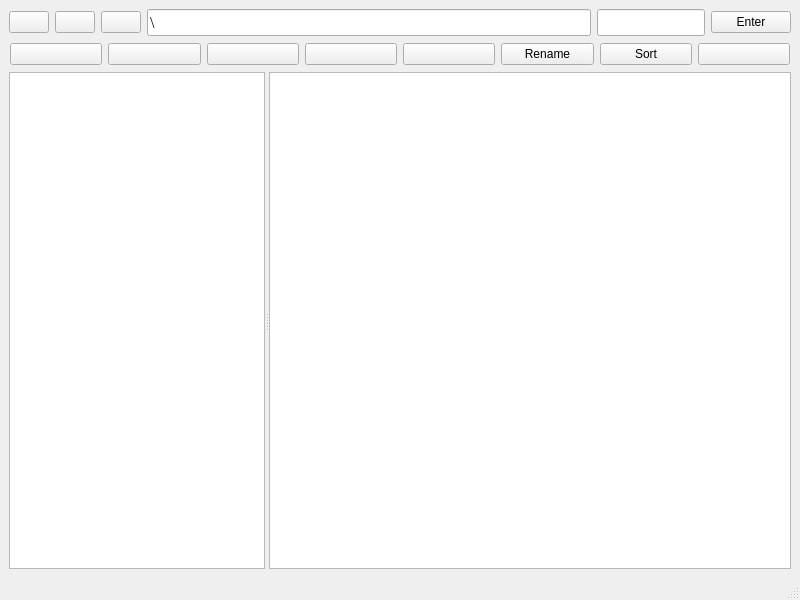
Old version of the form mainwindow.ui in the repository Snapky06/FileExplorer.
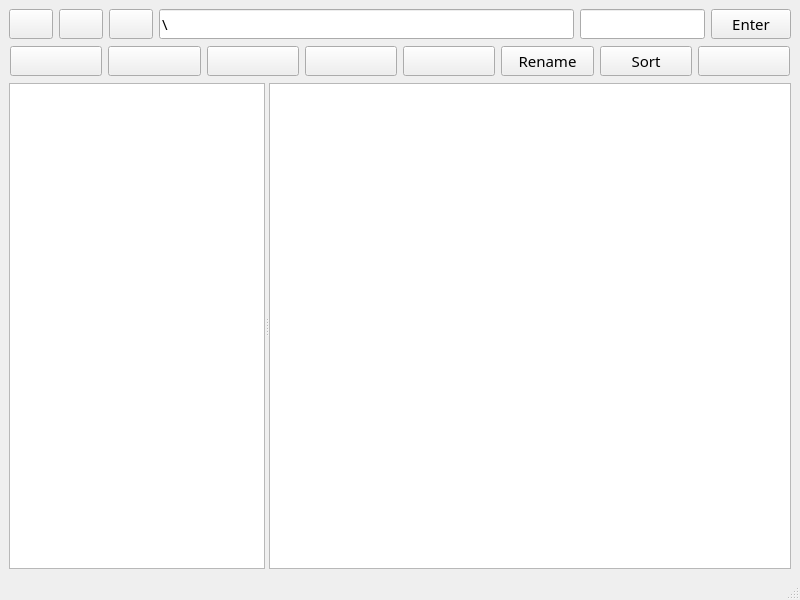
New version of the form. Icons and pictures are not drawn.

Commit message: mas arreglos

The edit to the form file:
```diff
--- a/mainwindow.ui
+++ b/mainwindow.ui
@@ -19,6 +19,12 @@
      <layout class="QHBoxLayout" name="horizontalLayout">
       <item>
        <widget class="QPushButton" name="parentb">
+        <property name="font">
+         <font>
+          <family>Century Gothic</family>
+          <pointsize>11</pointsize>
+         </font>
+        </property>
         <property name="acceptDrops">
          <bool>true</bool>
         </property>
@@ -32,6 +38,12 @@
       </item>
       <item>
        <widget class="QPushButton" name="backwardb">
+        <property name="font">
+         <font>
+          <family>Century Gothic</family>
+          <pointsize>11</pointsize>
+         </font>
+        </property>
         <property name="text">
          <string/>
         </property>
@@ -42,6 +54,12 @@
       </item>
       <item>
        <widget class="QPushButton" name="forwardb">
+        <property name="font">
+         <font>
+          <family>Century Gothic</family>
+          <pointsize>11</pointsize>
+         </font>
+        </property>
         <property name="text">
          <string/>
         </property>
@@ -72,8 +90,8 @@
         </property>
         <property name="font">
          <font>
-          <family>Times New Roman</family>
-          <pointsize>12</pointsize>
+          <family>Century Gothic</family>
+          <pointsize>11</pointsize>
          </font>
         </property>
         <property name="text">
@@ -89,10 +107,22 @@
           <verstretch>0</verstretch>
          </sizepolicy>
         </property>
+        <property name="font">
+         <font>
+          <family>Century Gothic</family>
+          <pointsize>10</pointsize>
+         </font>
+        </property>
        </widget>
       </item>
       <item>
        <widget class="QPushButton" name="enterb">
+        <property name="font">
+         <font>
+          <family>Century Gothic</family>
+          <pointsize>11</pointsize>
+         </font>
+        </property>
         <property name="text">
          <string>Enter</string>
         </property>
@@ -116,6 +146,12 @@
       </property>
       <item>
        <widget class="QPushButton" name="createb">
+        <property name="font">
+         <font>
+          <family>Century Gothic</family>
+          <pointsize>11</pointsize>
+         </font>
+        </property>
         <property name="text">
          <string/>
         </property>
@@ -126,6 +162,12 @@
       </item>
       <item>
        <widget class="QPushButton" name="copyb">
+        <property name="font">
+         <font>
+          <family>Century Gothic</family>
+          <pointsize>11</pointsize>
+         </font>
+        </property>
         <property name="text">
          <string/>
         </property>
@@ -136,6 +178,12 @@
       </item>
       <item>
        <widget class="QPushButton" name="pasteb">
+        <property name="font">
+         <font>
+          <family>Century Gothic</family>
+          <pointsize>11</pointsize>
+         </font>
+        </property>
         <property name="text">
          <string/>
         </property>
@@ -152,6 +200,12 @@
           <verstretch>10</verstretch>
          </sizepolicy>
         </property>
+        <property name="font">
+         <font>
+          <family>Century Gothic</family>
+          <pointsize>11</pointsize>
+         </font>
+        </property>
         <property name="text">
          <string/>
         </property>
@@ -168,6 +222,12 @@
       </item>
       <item>
        <widget class="QPushButton" name="deleteb">
+        <property name="font">
+         <font>
+          <family>Century Gothic</family>
+          <pointsize>11</pointsize>
+         </font>
+        </property>
         <property name="text">
          <string/>
         </property>
@@ -178,6 +238,12 @@
       </item>
       <item>
        <widget class="QPushButton" name="renameb">
+        <property name="font">
+         <font>
+          <family>Century Gothic</family>
+          <pointsize>11</pointsize>
+         </font>
+        </property>
         <property name="text">
          <string>Rename</string>
         </property>
@@ -185,6 +251,12 @@
       </item>
       <item>
        <widget class="QPushButton" name="sortb">
+        <property name="font">
+         <font>
+          <family>Century Gothic</family>
+          <pointsize>11</pointsize>
+         </font>
+        </property>
         <property name="text">
          <string>Sort</string>
         </property>
@@ -192,6 +264,12 @@
       </item>
       <item>
        <widget class="QPushButton" name="detailsd">
+        <property name="font">
+         <font>
+          <family>Century Gothic</family>
+          <pointsize>11</pointsize>
+         </font>
+        </property>
         <property name="text">
          <string/>
         </property>
@@ -214,6 +292,12 @@
        <enum>Qt::Orientation::Horizontal</enum>
       </property>
       <widget class="QTreeView" name="treeView">
+       <property name="font">
+        <font>
+         <family>Century Gothic</family>
+         <pointsize>11</pointsize>
+        </font>
+       </property>
        <property name="dragEnabled">
         <bool>false</bool>
        </property>
@@ -231,6 +315,12 @@
          <verstretch>0</verstretch>
         </sizepolicy>
        </property>
+       <property name="font">
+        <font>
+         <family>Century Gothic</family>
+         <pointsize>11</pointsize>
+        </font>
+       </property>
        <property name="dragEnabled">
         <bool>true</bool>
        </property>
```
The commit also changes 1 other file.
